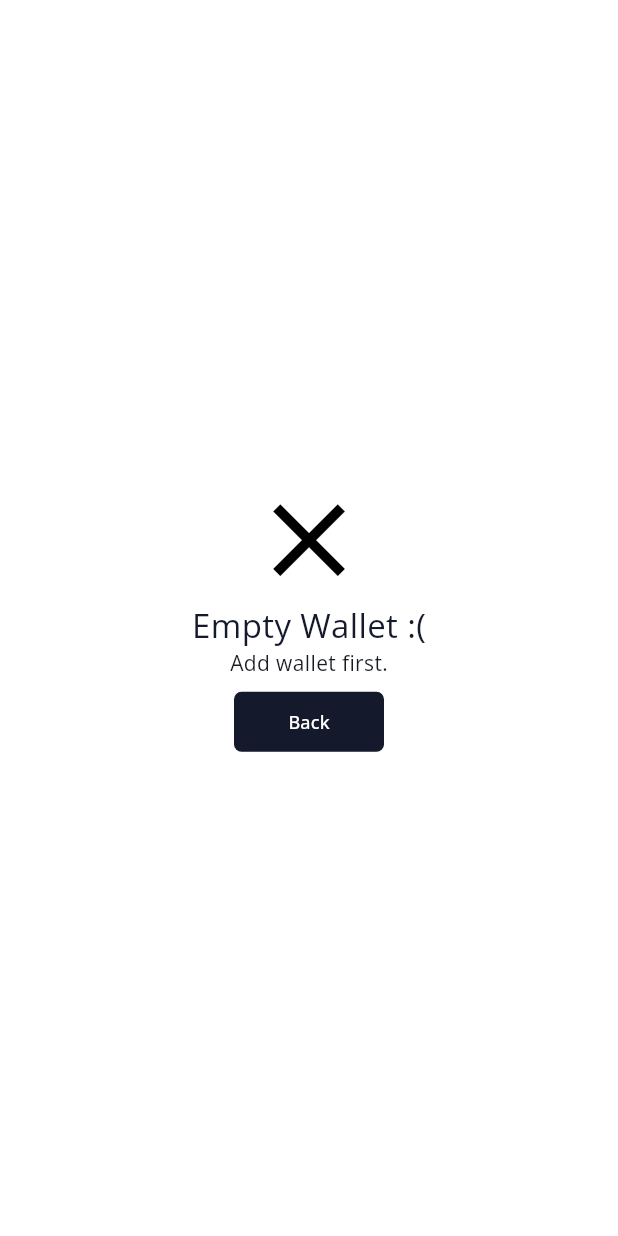
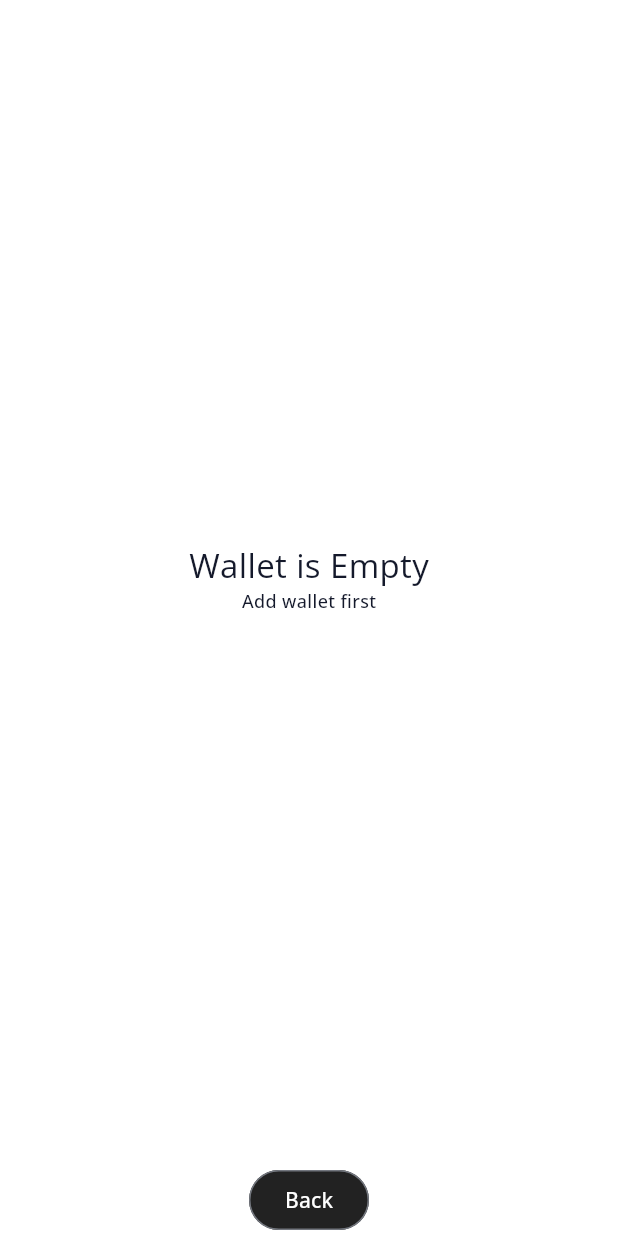
Before and after one commit to andrr64/KeuanganKu-Pro, a Flutter app: the screen it shows after launch, after a tap on "Add", on a phone screen of 412 x 824 dp. Run offline on Flutter 3.47's test engine with Material 3 defaults, Android fonts, the phone set to English and light mode, and no system bars; our stand-ins replace fl_chart, fluentui_system_icons, flutter_riverpod, hooks_riverpod, quickalert, sqflite; accounts and stored records are empty.

Commit message:
add empty_wallelt_warning.dart

```diff
--- a/lib/frontend/app/forms/expense_form.dart
+++ b/lib/frontend/app/forms/expense_form.dart
@@ -3,6 +3,7 @@ import 'package:keuanganku/backend/database/model/expense.dart';
 import 'package:keuanganku/backend/database/model/expense_category.dart';
 import 'package:keuanganku/backend/database/model/wallet.dart';
 import 'package:keuanganku/frontend/app/main/analysis/analysis.dart';
+import 'package:keuanganku/frontend/app/main/empty_wallet_warning.dart';
 import 'package:keuanganku/frontend/components/buttons/k_button.dart';
 import 'package:keuanganku/frontend/components/form/k_dropdown.dart';
 import 'package:keuanganku/frontend/components/form/k_numfield.dart';
@@ -257,25 +258,7 @@ class _ExpenseFormState extends State<ExpenseForm> {
   }
 
   Widget buildWhenListOrCategoryIsEmpty(BuildContext context){
-    //TODO: create error page
-    return Scaffold(
-      body: Center(
-        child: Column(
-          crossAxisAlignment: CrossAxisAlignment.center,
-          mainAxisAlignment: MainAxisAlignment.center,
-          children: [
-            Icon(Icons.close, color: Colors.black, size: vw(context, 20),),
-            Text('Empty Wallet :(', style: getTextStyle(context, KTStyle.title, KTSType.large, FontColor.black.color),),
-            const Text('Add wallet first.'),
-            dummyHeight(5),
-            SizedBox(
-              width: 100,
-              child: k_button(context, () => closePage(context), text: 'Back'),
-            )
-          ],
-        ),
-      ),
-    );
+    return const EmptyWalletWarning();
   }
 
   @override
--- a/lib/frontend/app/forms/income_form.dart
+++ b/lib/frontend/app/forms/income_form.dart
@@ -2,6 +2,7 @@ import 'package:flutter/material.dart';
 import 'package:keuanganku/backend/database/model/income.dart';
 import 'package:keuanganku/backend/database/model/income_category.dart';
 import 'package:keuanganku/backend/database/model/wallet.dart';
+import 'package:keuanganku/frontend/app/main/empty_wallet_warning.dart';
 import 'package:keuanganku/frontend/components/buttons/k_button.dart';
 import 'package:keuanganku/frontend/components/form/k_dropdown.dart';
 import 'package:keuanganku/frontend/components/form/k_numfield.dart';
@@ -259,25 +260,7 @@ class _IncomeFormState extends State<IncomeForm> {
   }
 
   Widget buildWhenListOrCategoryIsEmpty(BuildContext context){
-    //TODO: create error page
-    return Scaffold(
-      body: Center(
-        child: Column(
-          crossAxisAlignment: CrossAxisAlignment.center,
-          mainAxisAlignment: MainAxisAlignment.center,
-          children: [
-            Icon(Icons.close, color: Colors.black, size: vw(context, 20),),
-            Text('Empty Wallet :(', style: getTextStyle(context, KTStyle.title, KTSType.large, FontColor.black.color),),
-            const Text('Add wallet first.'),
-            dummyHeight(5),
-            SizedBox(
-              width: 100,
-              child: k_button(context, () => closePage(context), text: 'Back'),
-            )
-          ],
-        ),
-      ),
-    );
+    return const EmptyWalletWarning();
   }
 
 
--- /dev/null
+++ b/lib/frontend/app/main/empty_wallet_warning.dart
@@ -0,0 +1,46 @@
+import 'package:flutter/material.dart';
+import 'package:keuanganku/frontend/components/text/k_text.dart';
+import 'package:keuanganku/frontend/components/utility/space_y.dart';
+import 'package:keuanganku/frontend/utility/k_color.dart';
+import 'package:keuanganku/frontend/utility/page.dart';
+
+class EmptyWalletWarning extends StatefulWidget {
+  const EmptyWalletWarning({super.key});
+
+  @override
+  State<EmptyWalletWarning> createState() => _EmptyWalletWarningState();
+}
+
+class _EmptyWalletWarningState extends State<EmptyWalletWarning> {
+  List<Color> colors = generate3Color(BaseColor.old_red.color);
+
+  @override
+  Widget build(BuildContext context) {
+    return Scaffold(
+      body: Center(
+        child: Column(
+          crossAxisAlignment: CrossAxisAlignment.center,
+          mainAxisAlignment: MainAxisAlignment.center,
+          children: [
+            kText(context, 'Wallet is Empty', KTStyle.title, KTSType.large),
+            kText(context, 'Add wallet first', KTStyle.label, KTSType.medium),
+            dummyHeight(5),
+          ],
+        ),
+      ),
+      bottomNavigationBar: OverflowBar(
+        alignment: MainAxisAlignment.center,
+        children: [
+          OutlinedButton(
+            style: OutlinedButton.styleFrom(
+              foregroundColor: Colors.white,
+              backgroundColor: Colors.black87
+            ),
+            onPressed: () => closePage(context),
+            child: const Text('Back')
+          )
+        ],
+      ),
+    );
+  }
+}
```
